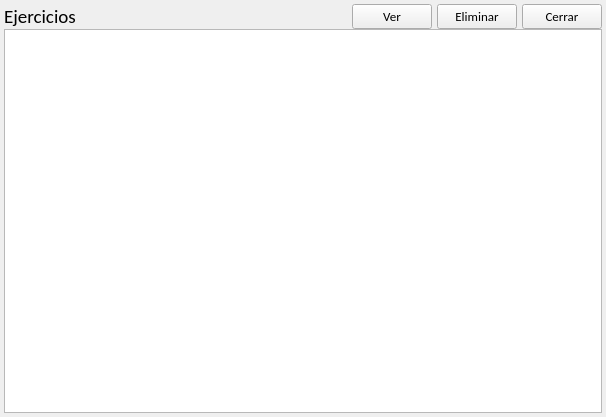
The window that consola-seon/gestor_ejercicios.ui (miglesias91/consola-seon) describes before a commit, drawn with Qt 5.
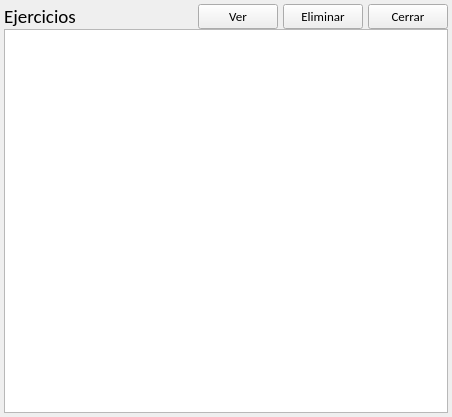
The same window after the commit.

What changed in the file:
```diff
--- a/consola-seon/gestor_ejercicios.ui
+++ b/consola-seon/gestor_ejercicios.ui
@@ -6,7 +6,7 @@
    <rect>
     <x>0</x>
     <y>0</y>
-    <width>606</width>
+    <width>452</width>
     <height>417</height>
    </rect>
   </property>
```
